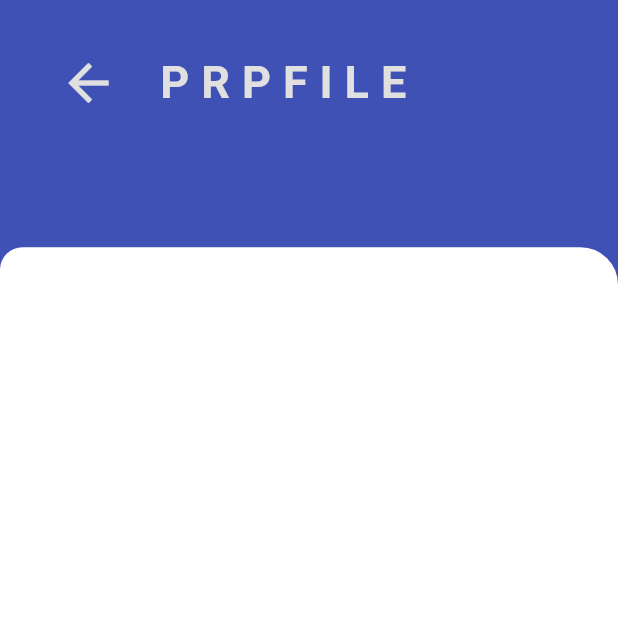
After one commit to ghena8/cure_Helper, a Flutter app: the ProfilePage screen opened by its route, on a phone screen of 412 x 824 dp, the top half of it. The commit adds this screen. Run offline on Flutter 3.47's test engine with Material 3 defaults, Android fonts, the phone set to English and light mode, and no system bars; our stand-ins replace awesome_dialog, cloud_firestore, date_picker_timeline, firebase_auth, firebase_core, google_nav_bar; accounts and stored records are empty.

Commit message:
forget password page and profile set up

```diff
--- a/lib/main.dart
+++ b/lib/main.dart
@@ -12,7 +12,7 @@ import 'package:firebase_auth/firebase_auth.dart';
 import 'package:firebase_core/firebase_core.dart';
 import 'package:flutter/material.dart';
 import 'package:provider/provider.dart';
-
+import 'screens/profile_page.dart';
 import 'screens/login_page.dart';
 import 'screens/sign_up.dart';
 import 'screens/welcome.dart';
@@ -67,6 +67,7 @@ class _MyAppState extends State<MyApp> {
         "more": (context) => const morePage(),
         "search": (context) => const searchPage(),
         "history": (context) => const HistoryPage(),
+        "profile": (context)=> const ProfilePage(),
       },
     );
   }
--- /dev/null
+++ b/lib/screens/profile_page.dart
@@ -0,0 +1,83 @@
+import 'package:flutter/material.dart';
+import 'package:CureHelper/screens/morePage.dart';
+class ProfilePage extends StatefulWidget {
+  const ProfilePage({super.key});
+
+  @override
+  State<ProfilePage> createState() => _ProfilePageState();
+}
+
+class _ProfilePageState extends State<ProfilePage> {
+  @override
+  Widget build(BuildContext context) {
+    return Scaffold(
+
+    body: Container(
+    decoration: BoxDecoration(
+    color: Theme.of(context).colorScheme.primary,
+    ),
+    child: Column(
+    mainAxisAlignment: MainAxisAlignment.spaceBetween,
+    children: [
+    SafeArea(
+    child: Padding(
+    padding:
+    const EdgeInsets.symmetric(vertical: 8.5, horizontal: 9),
+    child: Column(
+    crossAxisAlignment: CrossAxisAlignment.stretch,
+    children: [
+    Padding(
+    padding: const EdgeInsets.symmetric(
+    vertical: 25, horizontal: 30),
+    child: Row(
+    mainAxisAlignment: MainAxisAlignment.start,
+    children: [
+    GestureDetector(
+    onTap: () {
+    Navigator.of(context).pop();
+    },
+    child: Icon(
+    Icons.arrow_back,
+    size: 40,
+    color: Colors.grey[300],
+    ),
+    ),
+    const SizedBox(
+    width: 20,
+    ),
+    Text(
+    " P R P F I L E",
+    style: TextStyle(
+    fontSize: 30,
+    fontWeight: FontWeight.w700,
+    color: Colors.grey[300],
+    ),
+    ),
+    const SizedBox(width: 20,),
+    ],
+    ),
+    ),
+    ],
+    ),
+    ),
+    ),
+    Container(
+    height: MediaQuery.of(context).size.height *
+    0.80, // 80% of screen height
+    width: double.infinity,
+
+    alignment: Alignment.center,
+
+    decoration: BoxDecoration(
+    color: Theme.of(context).colorScheme.background,
+    borderRadius: BorderRadius.only(
+    topLeft: Radius.circular(15),
+    topRight: Radius.circular(25)),
+    ),
+
+    ),
+  ]),
+    ),
+    );
+  }
+}
```
Also changed, not shown: lib/screens/forgotPassword.dart (+35 -2 lines), lib/screens/morePage.dart (+27 -8 lines), lib/screens/sign_up.dart (+8 -7 lines).
